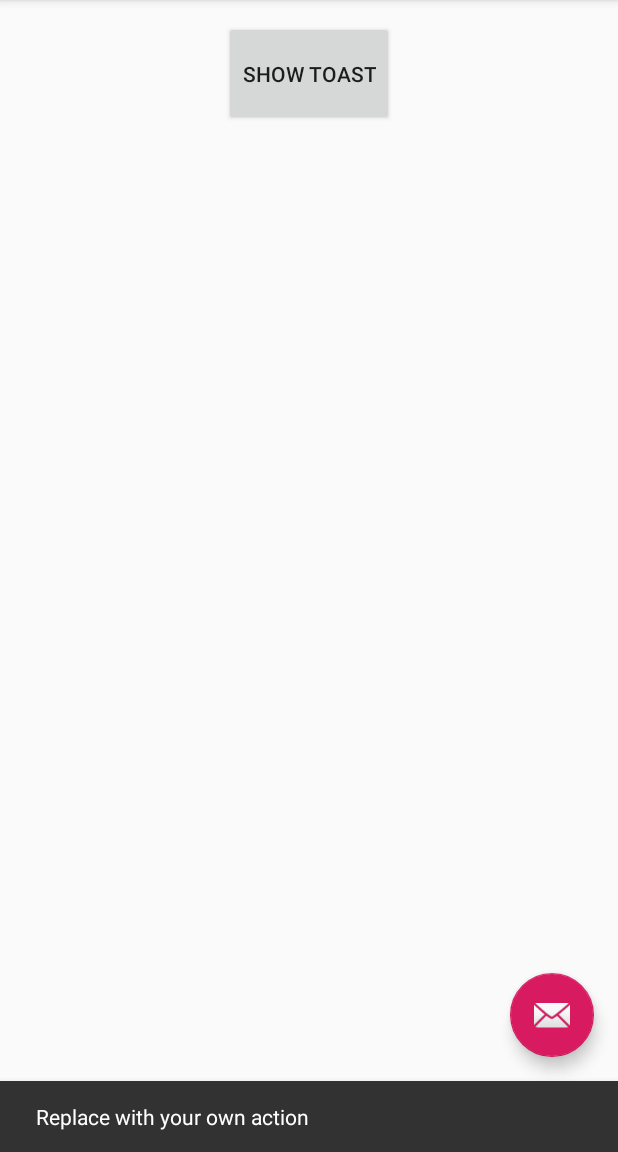
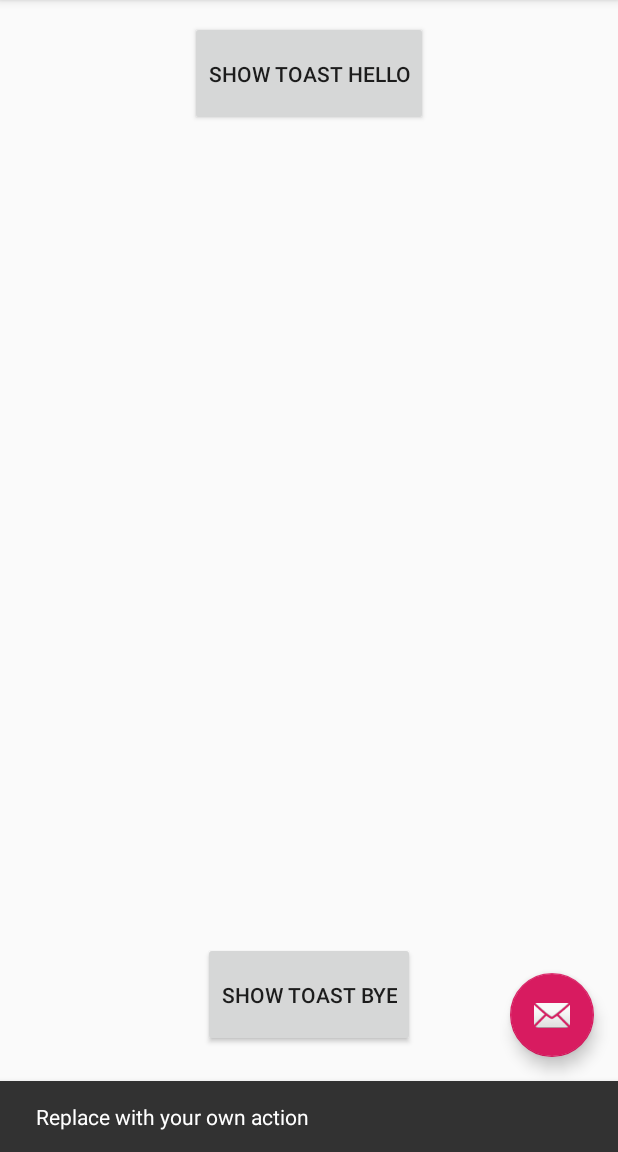
Before and after one commit to TashaB1/HomeWork, an Android app: the screen it shows after launch (MainActivity), after a tap on an icon or button, on a phone screen of 412 x 824 dp, the part 84-1236 px from its top. Run offline under Robolectric (Android 15) with nearby library versions, the phone set to English and light mode, and no system bars.

Commit message:
reimplement functions in feature_1

```diff
--- a/app/src/main/res/layout/activity_main.xml
+++ b/app/src/main/res/layout/activity_main.xml
@@ -8,10 +8,15 @@
         tools:context=".MainActivity">
 
     <Button
-            android:text="show Toast"
-            android:layout_height="70dp" android:id="@+id/button4" android:onClick="showToast"
-            android:layout_width="wrap_content" android:gravity="center" android:layout_gravity="center|top"
+            android:text="show Toast Hello"
+            android:layout_height="70dp" android:id="@+id/button" android:onClick="showToastHello"
+            android:layout_width="wrap_content" android:gravity="center" android:layout_gravity="top|center"
             android:layout_marginTop="70dp"/>
+    <Button
+            android:text="show Toast Bye"
+            android:layout_height="70dp" android:id="@+id/button4" android:onClick="showToastBye"
+            android:layout_width="wrap_content" android:gravity="center" android:layout_gravity="bottom|center"
+            android:layout_marginBottom="70dp"/>
 
     <android.support.design.widget.AppBarLayout
             android:layout_height="wrap_content"
```
Also changed, not shown: app/src/main/java/com/tashad16a/gmail/homework/MainActivity.kt (+27 -6 lines), app/src/main/res/drawable/morning.jpg (added), app/src/main/res/drawable/sunset.jpeg (added).
